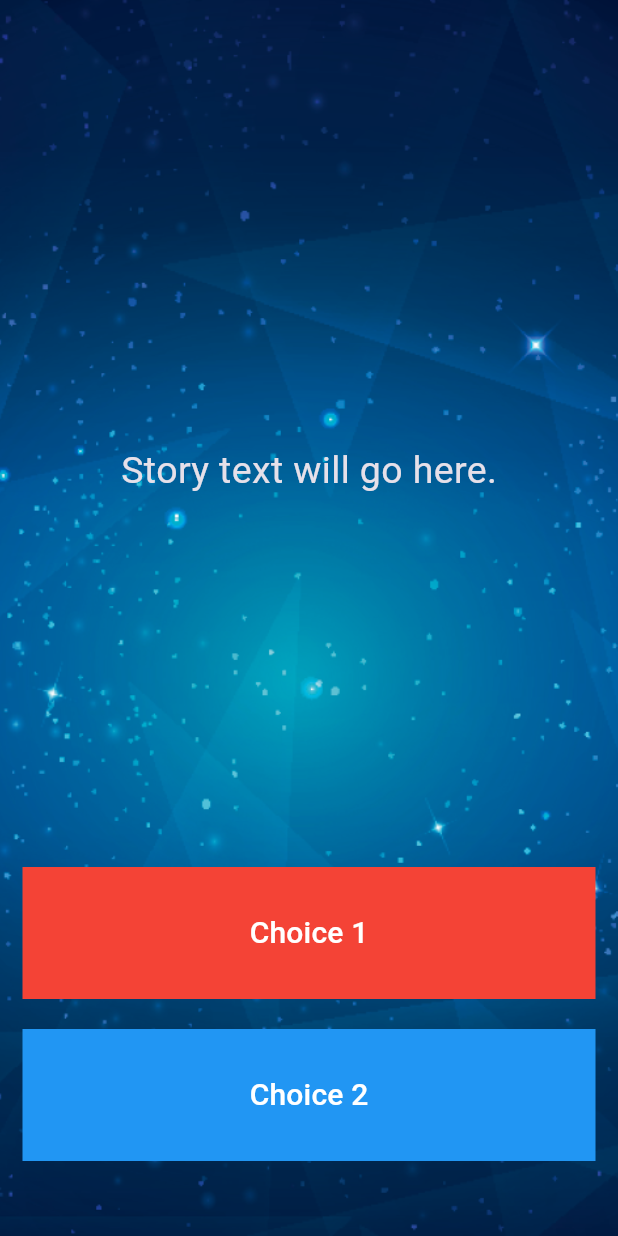
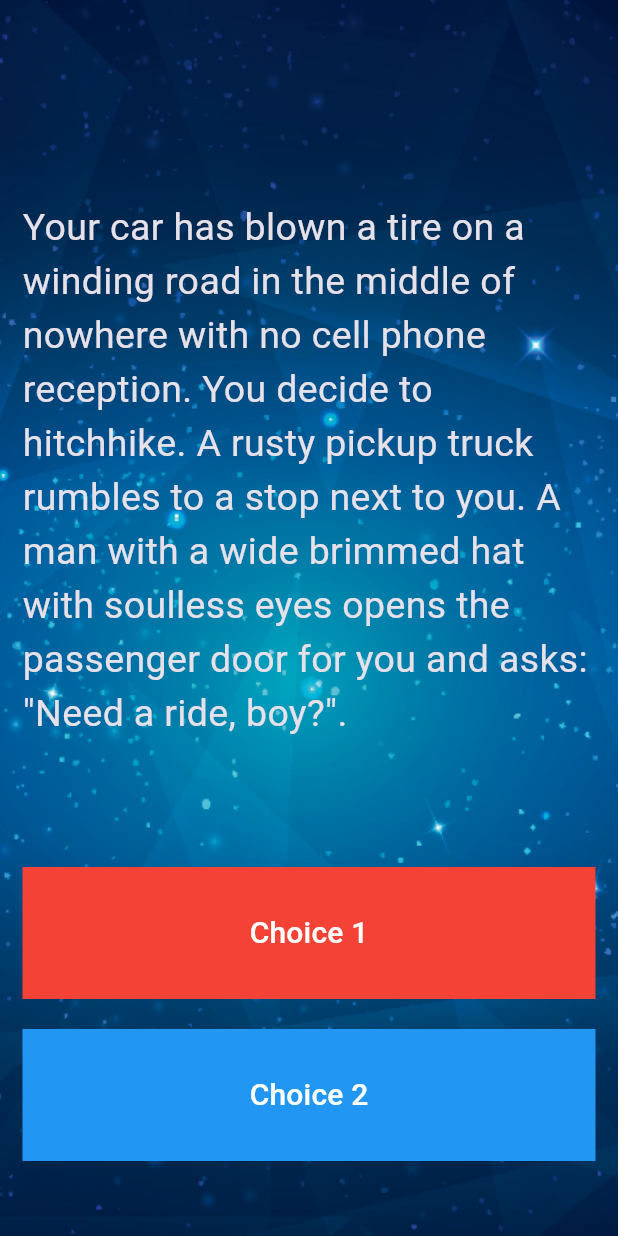
Before and after one commit to dil-nawaz-khan/destini_app_flutter, a Flutter app: the screen it shows after launch, on a phone screen of 412 x 824 dp. Run offline on Flutter 3.47's test engine with Material 3 defaults, Android fonts, the light colour scheme and no system bars.

Commit message:
Step 8,9,10 completed

```diff
--- a/lib/main.dart
+++ b/lib/main.dart
@@ -1,3 +1,4 @@
+import 'package:destini_app_flutter/story_brain.dart';
 import 'package:flutter/material.dart';
 
 //TODO: Step 15 - Run the app and see if you can see the screen update with the first story. Delete this TODO if it looks as you expected.
@@ -13,7 +14,7 @@ class Destini extends StatelessWidget {
   }
 }
 
-//TODO: Step 9 - Create a new storyBrain object from the StoryBrain class.
+StoryBrain storyBrain = StoryBrain();
 
 class StoryPage extends StatefulWidget {
   const StoryPage({super.key});
@@ -44,8 +45,7 @@ class _StoryPageState extends State<StoryPage> {
                 flex: 12,
                 child: Center(
                   child: Text(
-                    //TODO: Step 10 - use the storyBrain to get the first story title and display it in this Text Widget.
-                    'Story text will go here.',
+                    storyBrain.getStory(),
                     style: TextStyle(fontSize: 25.0),
                   ),
                 ),
--- a/lib/story_brain.dart
+++ b/lib/story_brain.dart
@@ -38,11 +38,13 @@ class StoryBrain {
       choice2: '',
     ),
   ];
+
+  String getStory() {
+    return _storyData.elementAt(0).storyTitle;
+  }
 }
 
 //TODO: Step 23 - Use the storyNumber property inside getStory(), getChoice1() and getChoice2() so that it gets the updated story and choices rather than always just the first (0th) one.
-
-//TODO: Step 8 - Create a method called getStory() that returns the first storyTitle from _storyData.
 
 //TODO: Step 11 - Create a method called getChoice1() that returns the text for the first choice1 from _storyData.
 
```
